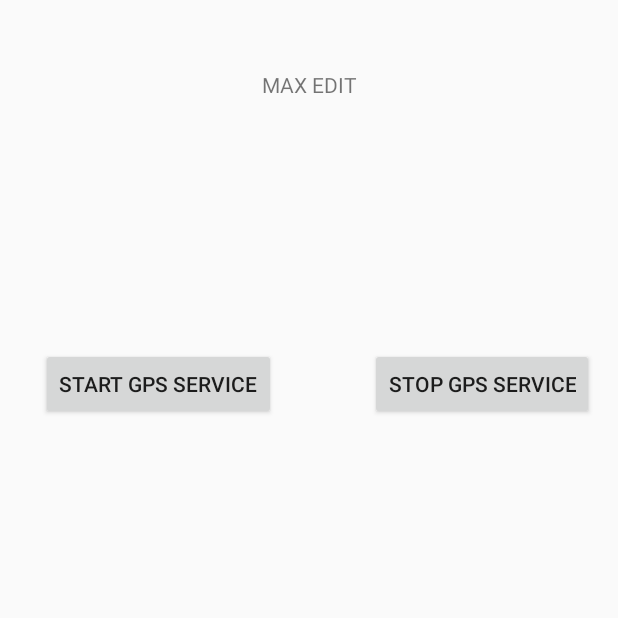
After one commit to Maks-stack/WatchMax-AndroidClient, an Android app: the MaxActivity screen opened directly, with no data from a screen before it, on a phone screen of 412 x 824 dp, the top half of it. The commit adds this screen. Run offline under Robolectric (Android 15) with nearby library versions, the phone set to English and light mode, and no system bars; network calls fail.

Commit message:
Add gps retrieval Service

```diff
--- a/app/build.gradle
+++ b/app/build.gradle
@@ -27,8 +27,8 @@ dependencies {
     compile 'com.android.support:appcompat-v7:25.3.1'
     compile 'com.android.volley:volley:1.0.0'
     compile 'com.android.support.constraint:constraint-layout:1.0.2'
-    compile 'com.google.android.gms:play-services:11.0.1'
-    compile 'com.google.android.gms:play-services-maps:11.0.1'
+    compile 'com.google.android.gms:play-services:10.2.6'
+    compile 'com.google.android.gms:play-services-maps:10.2.6'
     compile 'com.android.support:design:25.3.1'
     testCompile 'junit:junit:4.12'
 }
--- a/app/src/main/java/com/example/maks/maxwatchapp/activities/MainActivity.java
+++ b/app/src/main/java/com/example/maks/maxwatchapp/activities/MainActivity.java
@@ -91,8 +91,8 @@ public class MainActivity extends AppCompatActivity {
     }
 
     void OpenUserProfileIntent() {
-        Intent showUserDetails = new Intent(this, DetailsMap.class);
-        startActivity(showUserDetails);
+        Intent showLoginScreen = new Intent(this, LoginActivity.class);
+        startActivity(showLoginScreen);
     }
 
     public interface DownloadedMetaData {
--- /dev/null
+++ b/app/src/main/java/com/example/maks/maxwatchapp/activities/MaxActivity.java
@@ -0,0 +1,116 @@
+package com.example.maks.maxwatchapp.activities;
+
+import android.app.Activity;
+import android.content.BroadcastReceiver;
+import android.content.Context;
+import android.content.Intent;
+import android.content.IntentFilter;
+import android.content.pm.PackageManager;
+import android.os.Build;
+import android.os.Bundle;
+import android.support.v4.content.ContextCompat;
+import android.util.Log;
+import android.view.View;
+import android.widget.Button;
+
+import com.example.maks.maxwatchapp.Manifest;
+import com.example.maks.maxwatchapp.R;
+import com.example.maks.maxwatchapp.services.GPS_Service;
+
+/**
+ * Created by Maks on 25/06/17.
+ */
+
+public class MaxActivity extends Activity {
+
+    private Button startGpsButton;
+    private Button stopGpsButton;
+
+    private BroadcastReceiver broadCastReceiver;
+
+    @Override
+    protected void onResume() {
+        super.onResume();
+
+        if(broadCastReceiver == null) {
+            broadCastReceiver = new BroadcastReceiver() {
+                @Override
+                public void onReceive(Context context, Intent intent) {
+
+                    Log.v("MAX", "COORDINATES: " + intent.getExtras().get("coordinates"));
+                }
+            };
+        }
+        registerReceiver(broadCastReceiver, new IntentFilter("location_update"));
+    }
+
+    @Override
+    protected void onCreate(Bundle savedInstanceState) {
+        super.onCreate(savedInstanceState);
+
+        setContentView(R.layout.max_status_edit);
+
+        startGpsButton = (Button) findViewById(R.id.startGpsService);
+        stopGpsButton = (Button) findViewById(R.id.stopGpsService);
+
+        if(!RuntimePermissions()) {
+            EnableButtons();
+        }
+    }
+
+    @Override
+    protected void onDestroy() {
+        super.onDestroy();
+
+        if(broadCastReceiver != null) {
+            unregisterReceiver(broadCastReceiver);
+        }
+    }
+
+    private Boolean RuntimePermissions(){
+        if(Build.VERSION.SDK_INT >= 23 &&
+                ContextCompat.checkSelfPermission(this,
+                        android.Manifest.permission.ACCESS_FINE_LOCATION)
+                        != PackageManager.PERMISSION_GRANTED &&
+                ContextCompat.checkSelfPermission(this,
+                        android.Manifest.permission.ACCESS_FINE_LOCATION)
+                        != PackageManager.PERMISSION_GRANTED) {
+
+            requestPermissions(new String[]{android.Manifest.permission.ACCESS_FINE_LOCATION,
+                    android.Manifest.permission.ACCESS_FINE_LOCATION}, 100);
+
+            return true;
+            }
+        return false;
+    }
+
+    @Override
+    public void onRequestPermissionsResult(int requestCode, String[] permissions, int[] grantResults) {
+        super.onRequestPermissionsResult(requestCode, permissions, grantResults);
+
+        if(requestCode == 100) {
+            if(grantResults[0] == PackageManager.PERMISSION_GRANTED && grantResults[1] == PackageManager.PERMISSION_GRANTED) {
+                EnableButtons();
+            }else{
+                RuntimePermissions();
+            }
+        }
+    }
+
+    private void EnableButtons() {
+        startGpsButton.setOnClickListener(new View.OnClickListener() {
+            @Override
+            public void onClick(View v) {
+                Intent i = new Intent(getApplicationContext(), GPS_Service.class);
+                startService(i);
+            }
+        });
+        stopGpsButton.setOnClickListener(new View.OnClickListener() {
+            @Override
+            public void onClick(View v) {
+                Intent i = new Intent(getApplicationContext(), GPS_Service.class);
+                stopService(i);
+            }
+        });
+    }
+}
--- a/app/src/main/res/layout/max_status_edit.xml
+++ b/app/src/main/res/layout/max_status_edit.xml
@@ -1,6 +1,59 @@
 <?xml version="1.0" encoding="utf-8"?>
 <LinearLayout xmlns:android="http://schemas.android.com/apk/res/android"
+    xmlns:app="http://schemas.android.com/apk/res-auto"
+    xmlns:tools="http://schemas.android.com/tools"
     android:orientation="vertical" android:layout_width="match_parent"
     android:layout_height="match_parent">
 
+    <android.support.constraint.ConstraintLayout
+        android:layout_width="match_parent"
+        android:layout_height="match_parent">
+
+        <TextView
+            android:text="MAX EDIT"
+            android:layout_width="wrap_content"
+            android:layout_height="wrap_content"
+            android:id="@+id/textView5"
+            android:layout_marginStart="16dp"
+            app:layout_constraintLeft_toLeftOf="parent"
+            android:layout_marginEnd="16dp"
+            app:layout_constraintRight_toRightOf="parent"
+            android:layout_marginTop="16dp"
+            app:layout_constraintTop_toTopOf="parent"
+            app:layout_constraintBottom_toBottomOf="parent"
+            android:layout_marginBottom="16dp"
+            app:layout_constraintVertical_bias="0.04000002" />
+
+        <Button
+            android:text="Start Gps Service"
+            android:layout_width="wrap_content"
+            android:layout_height="wrap_content"
+            android:id="@+id/startGpsService"
+            android:layout_marginEnd="16dp"
+            app:layout_constraintRight_toRightOf="parent"
+            android:layout_marginTop="16dp"
+            app:layout_constraintTop_toTopOf="parent"
+            app:layout_constraintBottom_toBottomOf="parent"
+            android:layout_marginBottom="16dp"
+            android:layout_marginStart="16dp"
+            app:layout_constraintLeft_toLeftOf="parent"
+            app:layout_constraintHorizontal_bias="0.05"
+            app:layout_constraintVertical_bias="0.29" />
+
+        <Button
+            android:text="Stop Gps Service"
+            android:layout_width="wrap_content"
+            android:layout_height="wrap_content"
+            android:id="@+id/stopGpsService"
+            android:layout_marginEnd="16dp"
+            app:layout_constraintRight_toRightOf="parent"
+            app:layout_constraintBottom_toBottomOf="parent"
+            android:layout_marginBottom="16dp"
+            android:layout_marginStart="16dp"
+            app:layout_constraintLeft_toLeftOf="parent"
+            android:layout_marginTop="16dp"
+            app:layout_constraintTop_toTopOf="parent"
+            app:layout_constraintHorizontal_bias="1.0"
+            app:layout_constraintVertical_bias="0.29" />
+    </android.support.constraint.ConstraintLayout>
 </LinearLayout>
```
Also changed, not shown: app/src/main/AndroidManifest.xml (+16 -4 lines), app/src/main/java/com/example/maks/maxwatchapp/activities/DetailsMap.java (+24 -4 lines), app/src/main/java/com/example/maks/maxwatchapp/activities/LoginActivity.java (added, +50 -0 lines), app/src/main/java/com/example/maks/maxwatchapp/services/DataService.java (added, +8 -0 lines), app/src/main/java/com/example/maks/maxwatchapp/services/GPS_Service.java (added, +73 -0 lines), app/src/main/res/layout/activity_watch.xml (+0 -18 lines), app/src/main/res/layout/login_activity.xml (added, +40 -0 lines), app/src/main/res/layout/max_status.xml (+7 -5 lines).
